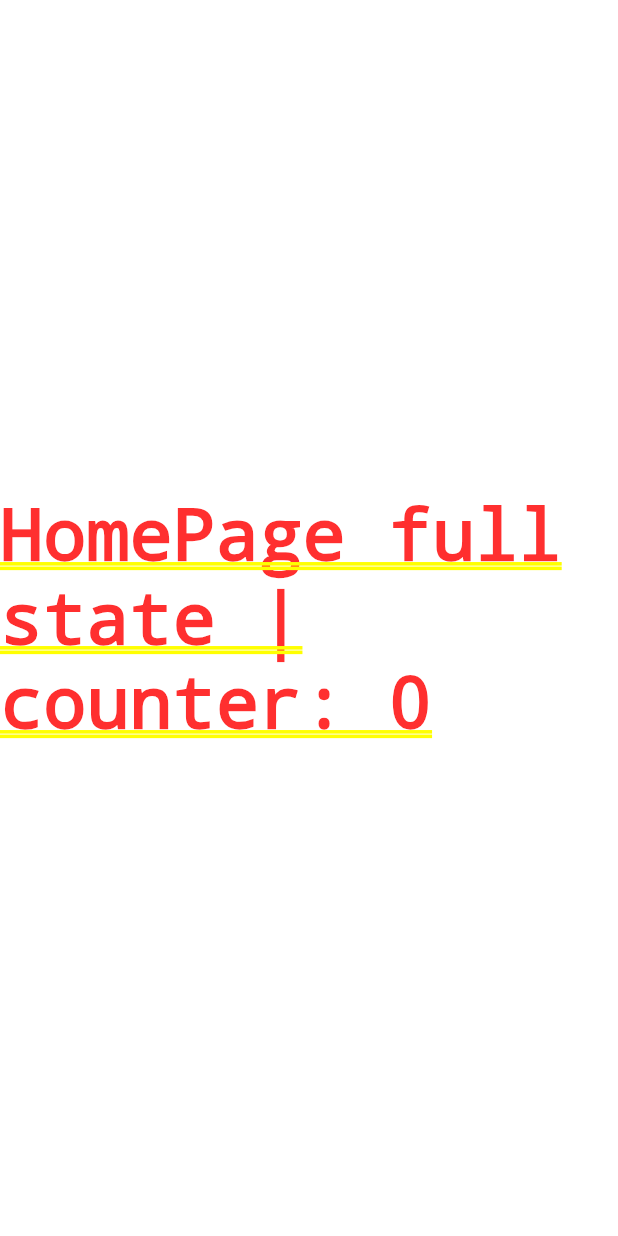
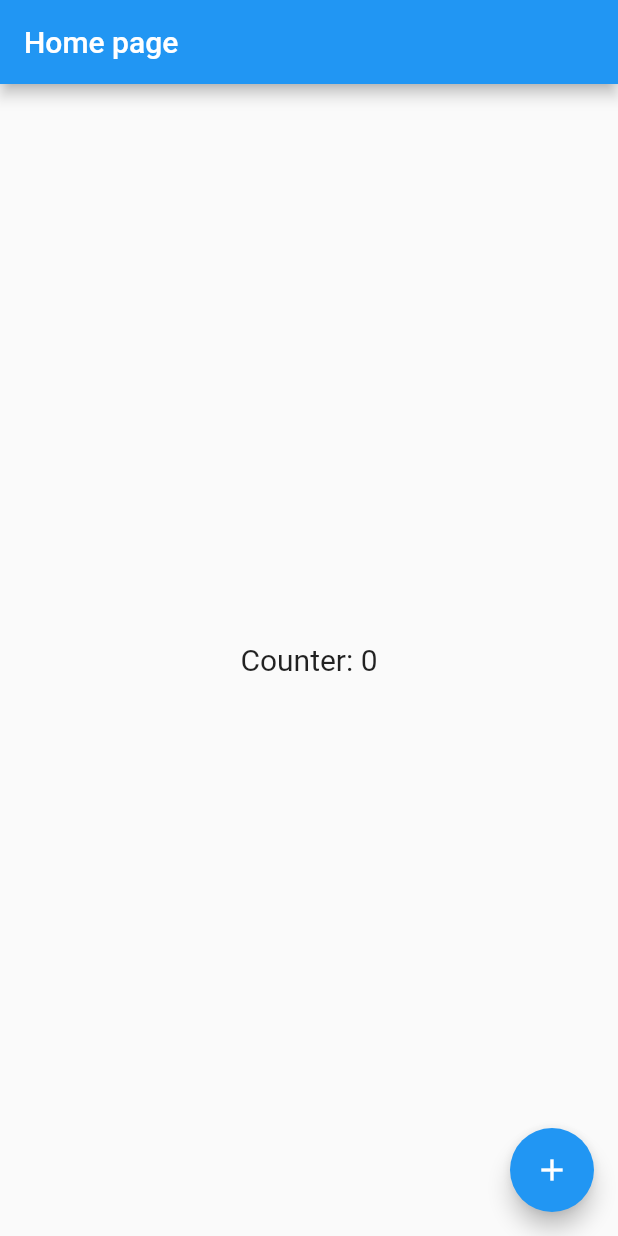
Before and after one commit to GustavoLuizO/Flutter, a Flutter app: the screen it shows after launch, on a phone screen of 412 x 824 dp. Run offline on Flutter 3.47's test engine with Material 2 defaults, Android fonts, the phone set to English and light mode, and no system bars.

Commit message:
Using Scaffold
Working with scaffold.

```diff
--- a/init_project/lib/home_page.dart
+++ b/init_project/lib/home_page.dart
@@ -14,13 +14,33 @@ class HomePageStates extends State<HomePage> {
 
   @override
   Widget build(BuildContext context) {
-    return Center(
-      child: GestureDetector(
-        child: Text(
-          'HomePage full state | counter: $counter',
+     String titlePage = 'Home page';
+
+    return Scaffold(
+      appBar: AppBar(
+        title: Text(titlePage),
+      ),
+
+      body: Center(
+        child: GestureDetector(
+          child: Text(
+            'Counter: $counter',
+            style: const TextStyle(
+              fontSize: 20
+            ),
+          ),
+          onTap:() => setState(() {
+            counter++;
+          })
         ),
-        onTap:() => setState(() {
-          counter++;
+      ),
+
+      floatingActionButton: FloatingActionButton(
+        child: const Icon(
+          Icons.add
+        ),
+        onPressed: () => setState(() {
+          counter--;
         })
       ),
     );
```
